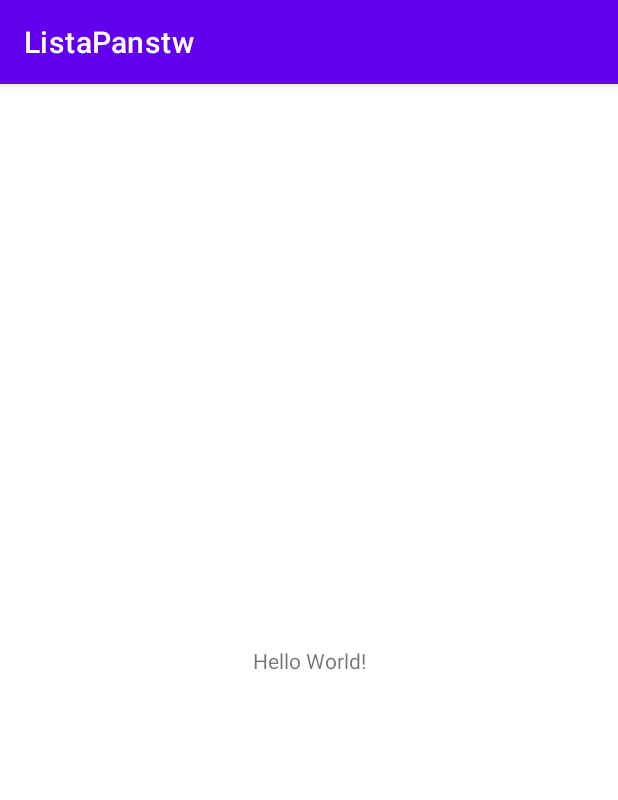
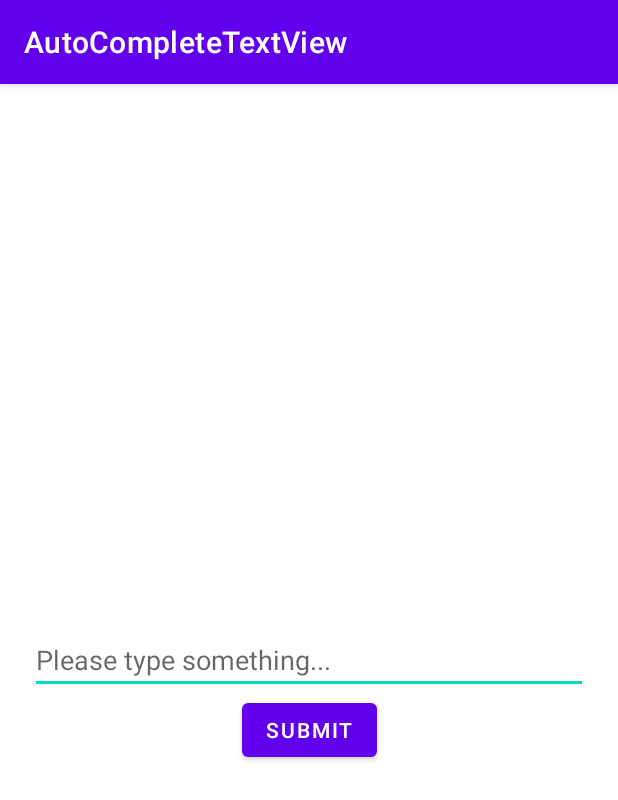
Before and after one commit to JJacobT/ListaPanstw, an Android app: the screen it shows after launch (MainActivity), on a phone screen of 412 x 824 dp. Shown: the top 800 px of the screen. Run offline under Robolectric (Android 15) with nearby library versions, the phone set to English and light mode, and no system bars; 3 statements that could not run were skipped.

Commit message:
zmiany w stringu i dodanie kontrolek

```diff
--- a/app/src/main/res/layout/activity_main.xml
+++ b/app/src/main/res/layout/activity_main.xml
@@ -6,13 +6,24 @@
     android:layout_height="match_parent"
     tools:context=".MainActivity">
 
-    <TextView
-        android:layout_width="wrap_content"
+    <AutoCompleteTextView
+        android:id="@+id/autoCompleteTextView"
+        android:layout_width="match_parent"
         android:layout_height="wrap_content"
-        android:text="Hello World!"
+        android:layout_margin="20dp"
+        android:hint="@string/hint"
         app:layout_constraintBottom_toBottomOf="parent"
         app:layout_constraintLeft_toLeftOf="parent"
         app:layout_constraintRight_toRightOf="parent"
         app:layout_constraintTop_toTopOf="parent" />
 
+    <Button
+        android:id="@+id/btnSubmit"
+        android:layout_width="wrap_content"
+        android:layout_height="wrap_content"
+        android:text="@string/submit"
+        app:layout_constraintEnd_toEndOf="parent"
+        app:layout_constraintStart_toStartOf="parent"
+        app:layout_constraintTop_toBottomOf="@+id/autoCompleteTextView" />
+
 </androidx.constraintlayout.widget.ConstraintLayout>
```
Also changed, not shown: app/src/main/res/values/strings.xml (+16 -1 lines).
